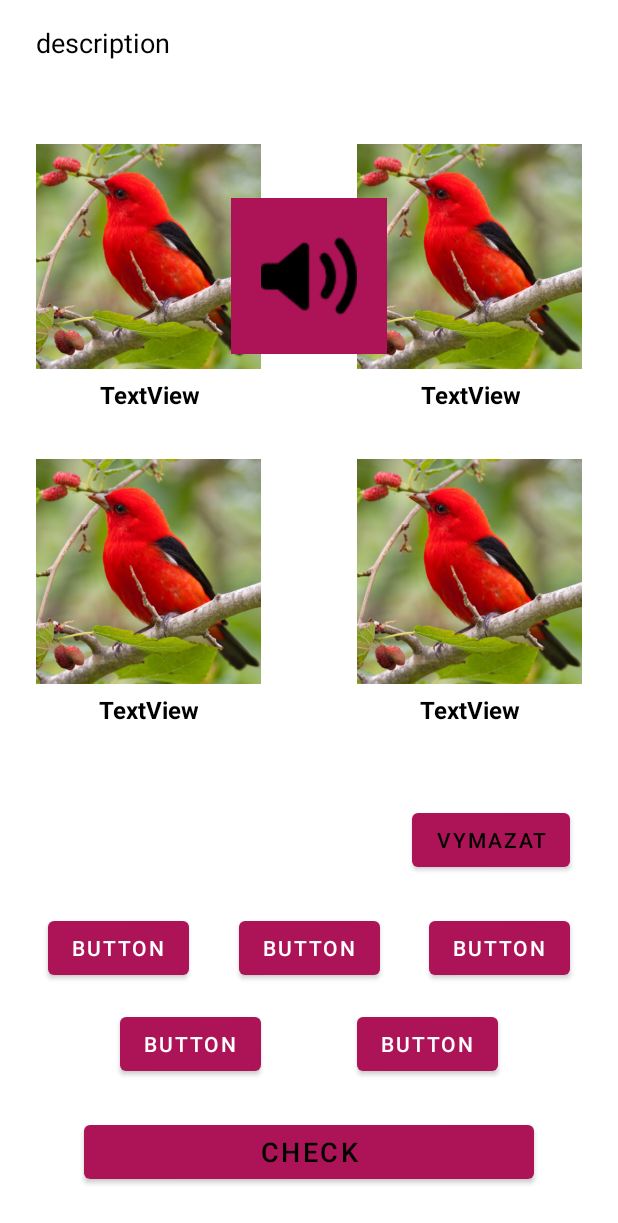
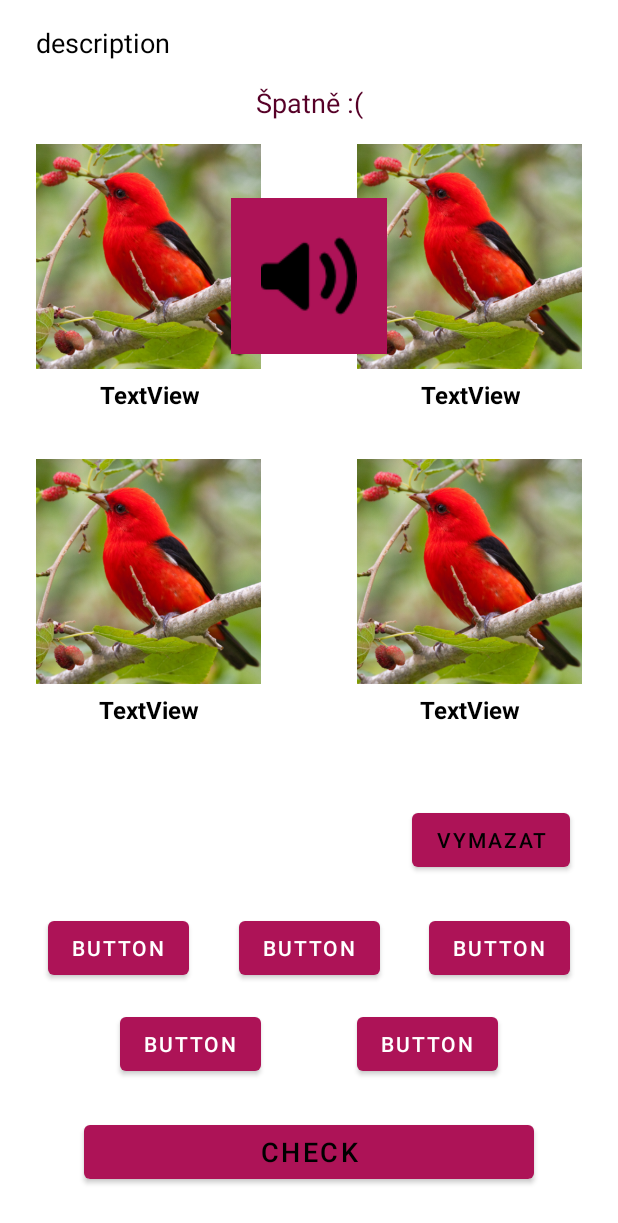
Before and after one commit to michalscepka/TAMZ2-Duolingo, an Android app: the layout activity_display_lesson.xml on its own in the app's theme, with its tools: preview values and no code run, on a phone screen of 412 x 824 dp. Shown: the top 1223 px of the screen. Run offline under Robolectric (Android 15) with nearby library versions, the light colour scheme and no system bars.

Commit message:
updated DisplayLessonActivity

```diff
--- a/duolingo/app/src/main/res/layout/activity_display_lesson.xml
+++ b/duolingo/app/src/main/res/layout/activity_display_lesson.xml
@@ -227,4 +227,16 @@
         app:layout_constraintTop_toTopOf="parent"
         app:srcCompat="@drawable/speaker" />
 
+    <TextView
+        android:id="@+id/textAlert"
+        android:layout_width="wrap_content"
+        android:layout_height="wrap_content"
+        android:layout_marginTop="56dp"
+        android:text="Špatně :("
+        android:textColor="@color/pink4"
+        android:textSize="18sp"
+        app:layout_constraintEnd_toEndOf="parent"
+        app:layout_constraintStart_toStartOf="parent"
+        app:layout_constraintTop_toTopOf="parent" />
+
 </androidx.constraintlayout.widget.ConstraintLayout>
```
Also changed, not shown: duolingo/app/src/main/java/com/example/duolingo/DisplayLessonActivity.java (+14 -4 lines).
